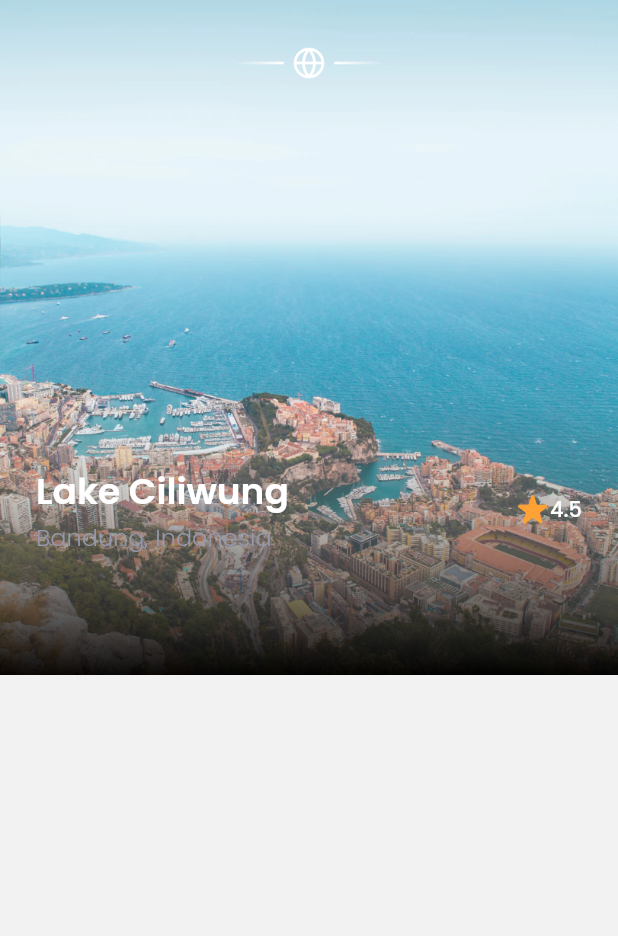
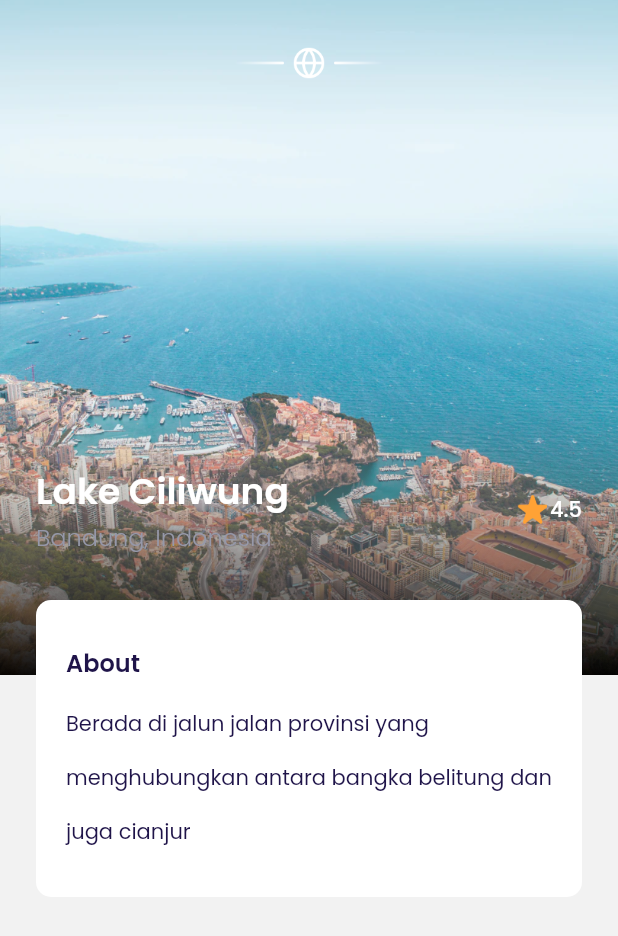
Before and after one commit to hilmykun/airplane_booking, a Flutter app: the DetailPage screen opened directly, on a phone screen of 412 x 824 dp. Shown: the top 936 px of the screen. Run offline on Flutter 3.47's test engine with Material 2 defaults, Android fonts, the light colour scheme and no system bars; our stand-ins replace google_fonts.

Commit message:
penambahan detail about

```diff
--- a/lib/ui/pages/detail_page.dart
+++ b/lib/ui/pages/detail_page.dart
@@ -95,7 +95,32 @@ class DetailPage extends StatelessWidget {
                   ),
                 ],
               ),
-            )
+            ),
+            //NOTE: DESCRIPTION
+            Container(
+              margin: const EdgeInsets.only(top: 30),
+              padding: const EdgeInsets.symmetric(horizontal: 20, vertical: 30),
+              decoration: BoxDecoration(
+                color: kWhiteColor,
+                borderRadius: BorderRadius.circular(10),
+              ),
+              child: Column(
+                crossAxisAlignment: CrossAxisAlignment.start,
+                children: [
+                  //NOTE: ABOUT
+                  Text(
+                    'About',
+                    style: blackTextStyle.copyWith(
+                        fontWeight: semiBold, fontSize: 16),
+                  ),
+                  const SizedBox(height: 6),
+                  Text(
+                    'Berada di jalun jalan provinsi yang menghubungkan antara bangka belitung dan juga cianjur',
+                    style: blackTextStyle.copyWith(height: 2.6),
+                  ),
+                ],
+              ),
+            ),
           ],
         ),
       );
```
